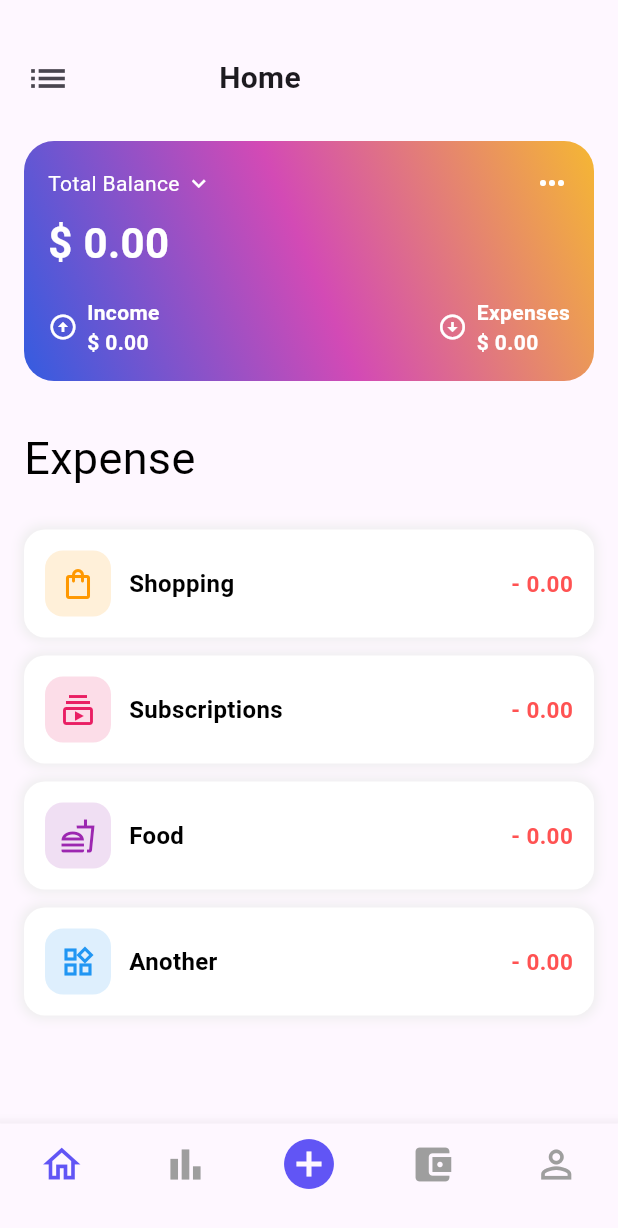
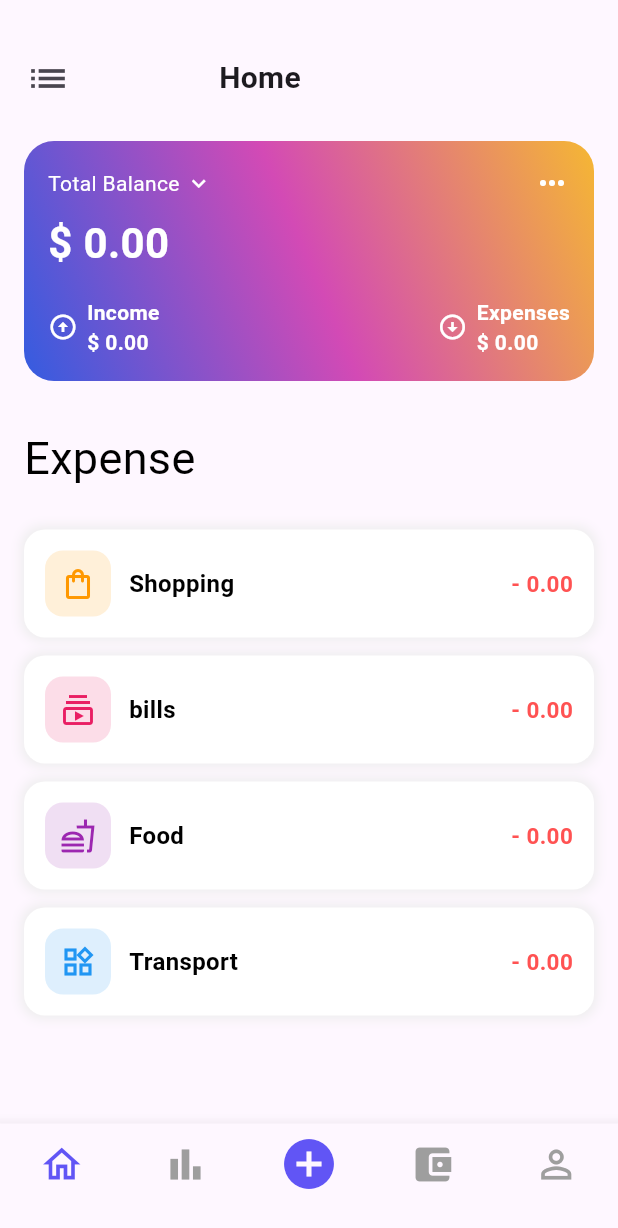
Before and after one commit to Nourhan-mo7amed/masrofy, a Flutter app: the HomeScreen screen opened by its route, on a phone screen of 412 x 824 dp. Shown: the top 1228 px of the screen. Run offline on Flutter 3.47's test engine with Material 3 defaults, Android fonts, the phone set to English and light mode, and no system bars; our stand-ins replace cloud_firestore, firebase_auth, firebase_core, fl_chart, google_sign_in, lottie and 1 more; accounts and stored records are empty.

Commit message:
refactor: replace SubscriptionsScreen with billsScreen and update routing - editing category names in Custom_singleChild_scroll_home

```diff
--- a/lib/core/routes/routes.dart
+++ b/lib/core/routes/routes.dart
@@ -15,7 +15,7 @@ import '../../view/add_ExpenseView/add_ExpenseScreen.dart';
 import '../../view/add_incomeView/add_Income_Screen.dart';
 import '../../view/shoppingView/shoppingscreen.dart';
 import '../../view/statisticsView/statisticsScreen.dart';
-import '../../view/SubscriptionsView/SubscriptionsScreen.dart';
+import '../../view/SubscriptionsView/billsScreen.dart';
 import '../../view/foodView/foodscreen.dart';
 import '../../view/anotherView/AnotherScreen.dart';
 import '../../view/privacypolicyView/privacypolicyScreen.dart';
@@ -38,12 +38,11 @@ class AppRoutes {
   static const String addIncome = '/addIncome';
   static const String shopping = '/shopping';
   static const String statistics = '/statistics';
-  static const String subscriptions = '/subscriptions';
+  static const String bills = '/bills';
   static const String food = '/food';
   static const String another = '/another';
   static const String privacypolicy = '/privacypolicy';
   static const String settings = '/settings';
-
 
   static Map<String, WidgetBuilder> routes = {
     splash: (context) => const SplashScreen(),
@@ -62,11 +61,10 @@ class AppRoutes {
     addIncome: (context) => AddIncomeScreen(),
     shopping: (context) => const ShoppingScreen(),
     statistics: (context) => const StatisticsScreen(),
-    subscriptions: (context) => const Subscriptions(),
+    bills: (context) => const Billsscreen(),
     food: (context) => const FoodScreen(),
     another: (context) => const AnotherScreen(),
     privacypolicy: (context) => const PrivacyPolicyScreen(),
     settings: (context) => const SettingsScreen(),
-
   };
 }
--- a/lib/view/SubscriptionsView/SubscriptionsScreen.dart
+++ b/lib/view/SubscriptionsView/billsScreen.dart
@@ -1,10 +1,11 @@
 import 'package:flutter/material.dart';
 import 'package:cloud_firestore/cloud_firestore.dart';
+import 'package:masrofy/l10n/app_localizations.dart';
 import '../../widgets/subscriptions_ExpenseItem.dart';
 // import 'package:flutter_gen/gen_l10n/app_localizations.dart';
 
-class Subscriptions extends StatelessWidget {
-  const Subscriptions({super.key});
+class Billsscreen extends StatelessWidget {
+  const Billsscreen({super.key});
 
   @override
   Widget build(BuildContext context) {
--- a/lib/view/homeView/widgets/Custom_singleChild_scroll_home.dart
+++ b/lib/view/homeView/widgets/Custom_singleChild_scroll_home.dart
@@ -8,7 +8,6 @@ class CustomSingleChildScrollViewHome extends StatelessWidget {
   const CustomSingleChildScrollViewHome({super.key, required this.context});
 
   final BuildContext context;
-
   Stream<Map<String, double>> _getCategoryTotals() {
     final uid = FirebaseAuth.instance.currentUser?.uid;
     if (uid == null) return const Stream.empty();
@@ -19,10 +18,10 @@ class CustomSingleChildScrollViewHome extends StatelessWidget {
         .snapshots()
         .map((snapshot) {
           final Map<String, double> totals = {
+            "food": 0.0,
             "shopping": 0.0,
-        "subscriptions": 0.0,
-        "food": 0.0,
-        "another": 0.0,
+            "bills": 0.0,
+            "transport": 0.0,
           };
 
           for (var doc in snapshot.docs) {
@@ -44,12 +43,9 @@ class CustomSingleChildScrollViewHome extends StatelessWidget {
     return StreamBuilder<Map<String, double>>(
       stream: _getCategoryTotals(),
       builder: (context, snapshot) {
-        final totals = snapshot.data ?? {
-          "shopping": 0.0,
-          "subscriptions": 0.0,
-          "food": 0.0,
-          "another": 0.0,
-        };
+        final totals =
+            snapshot.data ??
+            {"food": 0.0, "shopping": 0.0, "bills": 0.0, "transport": 0.0};
 
         return SingleChildScrollView(
           child: Column(
@@ -68,7 +64,9 @@ class CustomSingleChildScrollViewHome extends StatelessWidget {
                       child: Text(
                         "Home",
                         style: TextStyle(
-                            fontSize: 20, fontWeight: FontWeight.bold),
+                          fontSize: 20,
+                          fontWeight: FontWeight.bold,
+                        ),
                       ),
                     ),
                   ],
@@ -97,13 +95,13 @@ class CustomSingleChildScrollViewHome extends StatelessWidget {
               ),
               InkWell(
                 onTap: () {
-                  Navigator.pushNamed(context, '/subscriptions');
+                  Navigator.pushNamed(context, '/bills');
                 },
                 child: ExpenseItem(
                   icon: Icons.subscriptions_outlined,
                   color: Colors.pink,
-                  title: "Subscriptions",
-                  amount: "- ${totals["subscriptions"]!.toStringAsFixed(2)}",
+                  title: "bills",
+                  amount: "- ${totals["bills"]!.toStringAsFixed(2)}",
                 ),
               ),
               InkWell(
@@ -119,13 +117,13 @@ class CustomSingleChildScrollViewHome extends StatelessWidget {
               ),
               InkWell(
                 onTap: () {
-                  Navigator.pushNamed(context, '/another');
+                  Navigator.pushNamed(context, '/transport');
                 },
                 child: ExpenseItem(
                   icon: Icons.widgets_outlined,
                   color: Colors.blue,
-                  title: "Another",
-                  amount: "- ${totals["another"]!.toStringAsFixed(2)}",
+                  title: "Transport",
+                  amount: "- ${totals["transport"]!.toStringAsFixed(2)}",
                 ),
               ),
             ],
```
Lines whose indentation alone changed are shown as unchanged.
